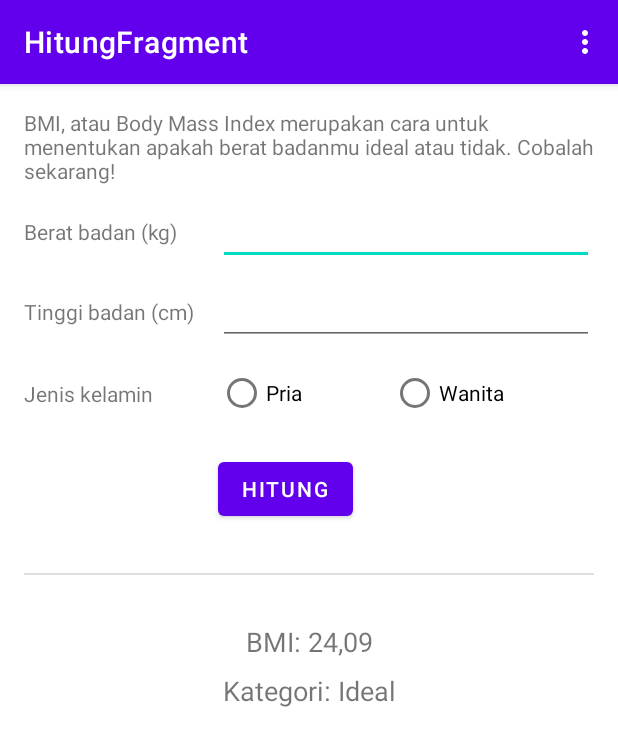
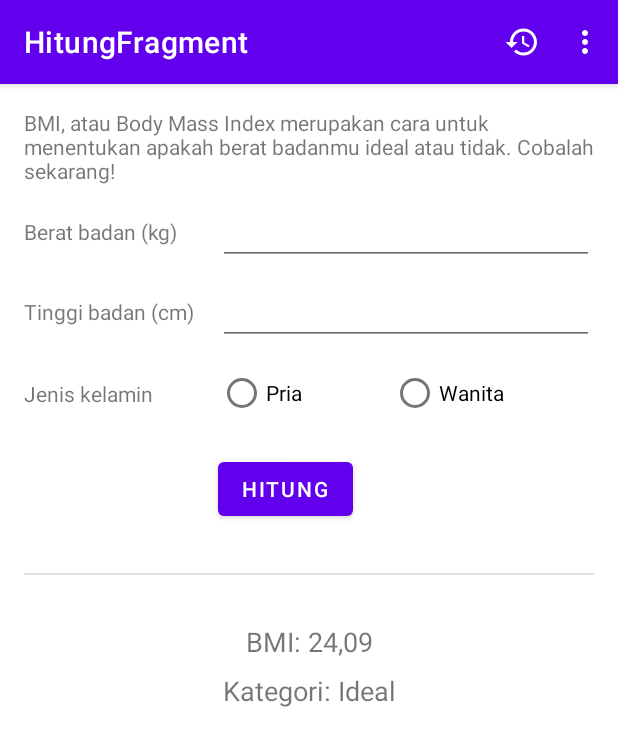
Before and after one commit to D3IF-Cool/4301-hitung-bmi-salsabilavalen26, an Android app: the screen it shows after launch (MainActivity), after a tap on "HITUNG", on a phone screen of 412 x 824 dp. Shown: the top 746 px of the screen. Run offline under Robolectric (Android 15) with nearby library versions, the phone set to English and light mode, and no system bars; our stand-ins replace Room's generated code, navigation-ui; 1 other tap on this screen came first.

Commit message:
Menambahkan fitur histori

```diff
--- /dev/null
+++ b/app/src/main/res/drawable/ic_baseline_history_24.xml
@@ -0,0 +1,5 @@
+<vector android:height="24dp" android:tint="#FFFFFF"
+    android:viewportHeight="24" android:viewportWidth="24"
+    android:width="24dp" xmlns:android="http://schemas.android.com/apk/res/android">
+    <path android:fillColor="@android:color/white" android:pathData="M13,3c-4.97,0 -9,4.03 -9,9L1,12l3.89,3.89 0.07,0.14L9,12L6,12c0,-3.87 3.13,-7 7,-7s7,3.13 7,7 -3.13,7 -7,7c-1.93,0 -3.68,-0.79 -4.94,-2.06l-1.42,1.42C8.27,19.99 10.51,21 13,21c4.97,0 9,-4.03 9,-9s-4.03,-9 -9,-9zM12,8v5l4.28,2.54 0.72,-1.21 -3.5,-2.08L13.5,8L12,8z"/>
+</vector>
--- a/app/src/main/res/menu/options_menu.xml
+++ b/app/src/main/res/menu/options_menu.xml
@@ -1,6 +1,12 @@
 <?xml version="1.0" encoding="utf-8"?>
 <menu xmlns:android="http://schemas.android.com/apk/res/android"
     xmlns:app="http://schemas.android.com/apk/res-auto">
+
+    <item
+        android:id="@+id/menu_histori"
+        android:icon="@drawable/ic_baseline_history_24"
+        android:title="@string/histori"
+        app:showAsAction="ifRoom" />
 
     <item
         android:id="@+id/menu_about"
--- a/app/src/main/res/values/strings.xml
+++ b/app/src/main/res/values/strings.xml
@@ -36,4 +36,7 @@
     <string name="bagikan">Bagikan</string>
 
     <string name="bagikan_template">Berat badan: %1$s Kg\nTinggi badan: %2$s cm\nJenis kelamin: %3$s\n%4$s\n%5$s</string>
+
+    <string name="belum_ada_data">Belum ada data</string>
+    <string name="histori">Histori</string>
 </resources>
```
Also changed, not shown: app/src/main/java/org/d3if2092/hitungbmi/ui/histori/HistoriFragment.kt (added, +17 -0 lines), app/src/main/java/org/d3if2092/hitungbmi/ui/hitung/HitungFragment.kt (+9 -3 lines), app/src/main/res/layout/fragment_histori.xml (added, +12 -0 lines), app/src/main/res/navigation/navigation.xml (+8 -0 lines).
